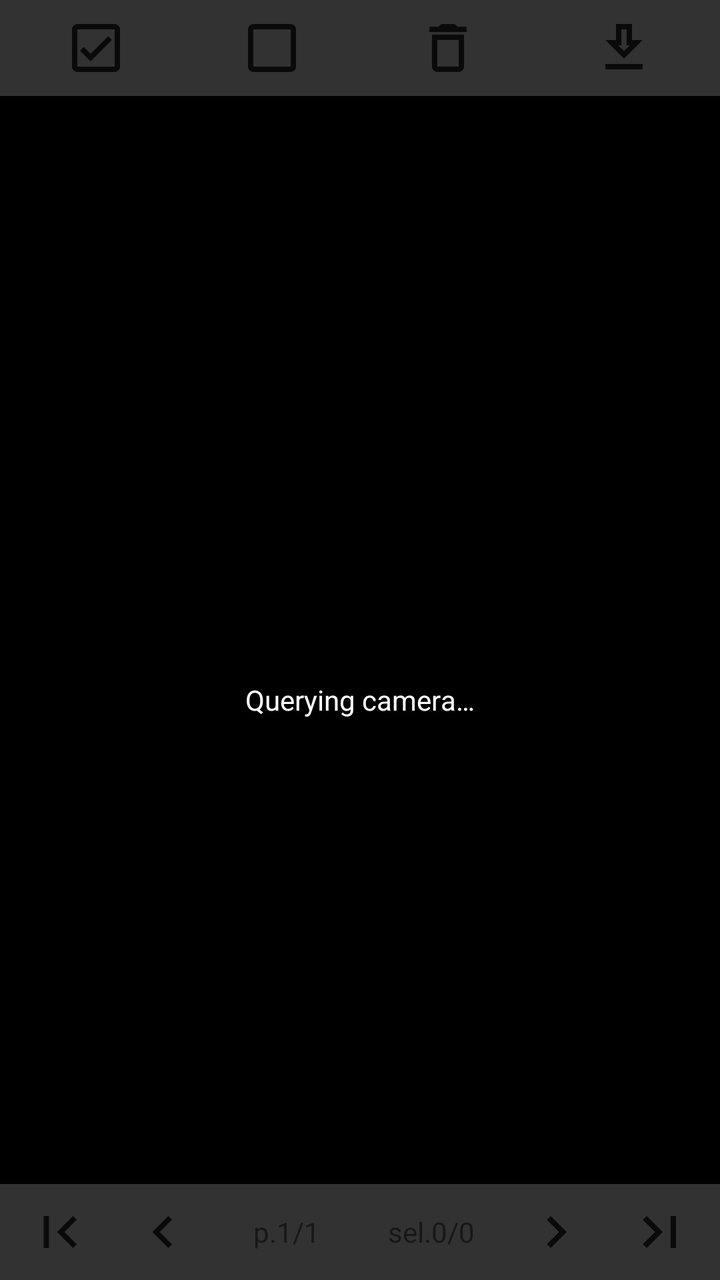
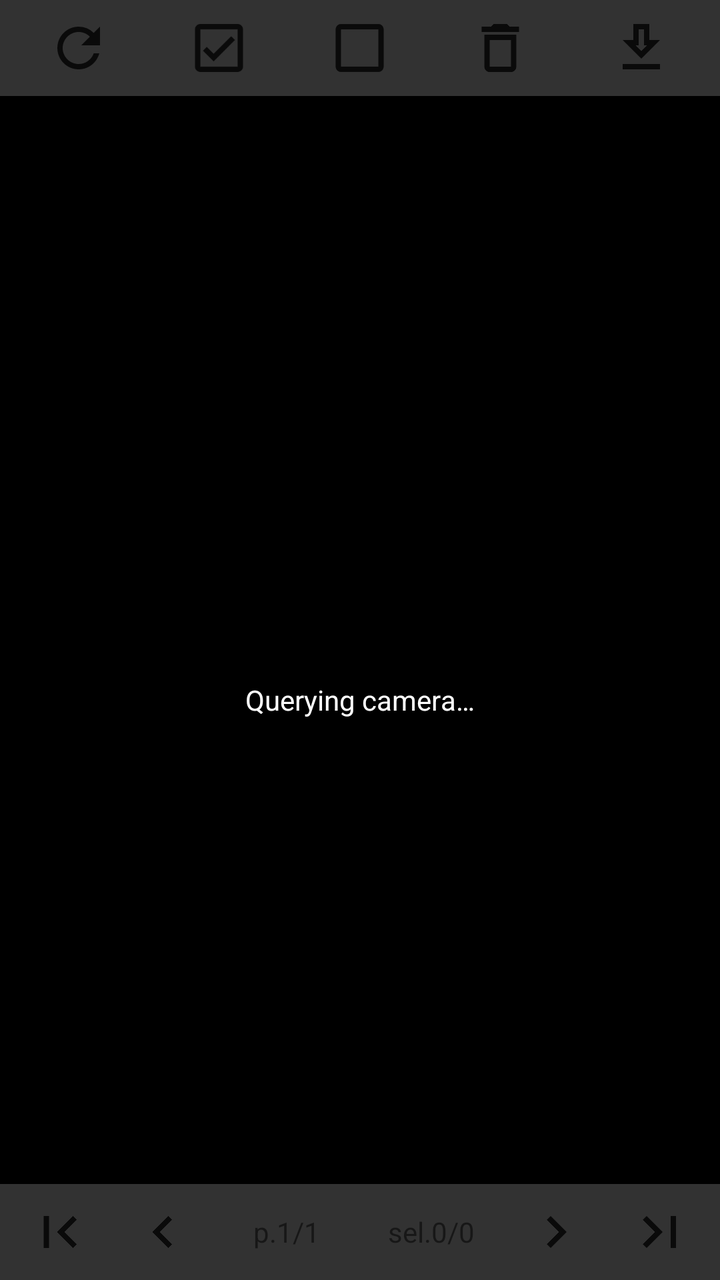

An Android layout rendered at two revisions. The XML below is the earlier revision; the diff shows what the commit changed to produce the second picture.
<!-- AndroidManifest.xml: application theme android:Theme.Material.Light -->
<!-- res/layout/activity_gallery.xml -->
<?xml version="1.0" encoding="utf-8"?>
<FrameLayout xmlns:android="http://schemas.android.com/apk/res/android"
    android:layout_width="match_parent"
    android:layout_height="match_parent">

    <LinearLayout
        android:orientation="vertical"
        android:layout_width="match_parent"
        android:layout_height="match_parent">

        
        <LinearLayout
            android:id="@+id/topBar"
            android:orientation="horizontal"
            android:layout_width="match_parent"
            android:layout_height="wrap_content"
            android:padding="4dp">

            <ImageButton android:id="@+id/btnSelectAll"
                android:src="@drawable/ic_check_box"
                android:contentDescription="@string/act_select_all"
                style="@style/GalleryActionButton" />
            <ImageButton android:id="@+id/btnDeselect"
                android:src="@drawable/ic_check_box_outline_blank"
                android:contentDescription="@string/act_deselect"
                style="@style/GalleryActionButton" />
            <ImageButton android:id="@+id/btnDelete"
                android:src="@drawable/ic_delete"
                android:contentDescription="@string/act_delete"
                style="@style/GalleryActionButton" />
            <ImageButton android:id="@+id/btnDownload"
                android:src="@drawable/ic_download"
                android:contentDescription="@string/act_download"
                style="@style/GalleryActionButton" />
        </LinearLayout>

        
        <androidx.recyclerview.widget.RecyclerView
            android:id="@+id/grid"
            android:layout_width="match_parent"
            android:layout_height="0dp"
            android:layout_weight="1"
            android:background="#000000"
            android:padding="@dimen/grid_outer_border"
            android:clipToPadding="false" />

        
        <LinearLayout
            android:id="@+id/bottomBar"
            android:orientation="horizontal"
            android:gravity="center_vertical"
            android:layout_width="match_parent"
            android:layout_height="wrap_content"
            android:padding="4dp">

            <ImageButton android:id="@+id/btnFirst"
                android:src="@drawable/ic_first_page"
                style="@style/GalleryNavButton" />
            <ImageButton android:id="@+id/btnPrev"
                android:src="@drawable/ic_chevron_left"
                style="@style/GalleryNavButton" />

            <TextView android:id="@+id/lblPage"
                android:text="p.1/1"
                android:gravity="center"
                android:layout_width="0dp"
                android:layout_height="wrap_content"
                android:layout_weight="1.4" />
            <TextView android:id="@+id/lblSel"
                android:text="sel.0/0"
                android:gravity="center"
                android:layout_width="0dp"
                android:layout_height="wrap_content"
                android:layout_weight="1.4" />

            <ImageButton android:id="@+id/btnNext"
                android:src="@drawable/ic_chevron_right"
                style="@style/GalleryNavButton" />
            <ImageButton android:id="@+id/btnLast"
                android:src="@drawable/ic_last_page"
                style="@style/GalleryNavButton" />
        </LinearLayout>
    </LinearLayout>

    
    <LinearLayout
        android:id="@+id/loadingOverlay"
        android:orientation="vertical"
        android:gravity="center"
        android:layout_width="match_parent"
        android:layout_height="match_parent"
        android:background="#CC000000"
        android:clickable="true"
        android:focusable="true">

        <ProgressBar
            android:layout_width="wrap_content"
            android:layout_height="wrap_content" />
        <TextView android:id="@+id/loadingText"
            android:text="@string/loading_query"
            android:textColor="#FFFFFF"
            android:paddingTop="12dp"
            android:layout_width="wrap_content"
            android:layout_height="wrap_content" />
    </LinearLayout>
</FrameLayout>
<!-- resources referenced by this layout -->
<resources>
  <dimen name="grid_outer_border">8dp</dimen>
  <!-- drawable ic_check_box_outline_blank (drawable) -->
  <vector xmlns:android="http://schemas.android.com/apk/res/android"
      android:width="24dp" android:height="24dp"
      android:viewportWidth="24" android:viewportHeight="24">
      <path android:pathData="M19 5v14H5V5h14m0-2H5c-1.1 0-2 .9-2 2v14c0 1.1.9 2 2 2h14c1.1 0 2-.9 2-2V5c0-1.1-.9-2-2-2z"
          android:fillColor="#FF1F1F1F"/>
  </vector>
  <!-- drawable ic_chevron_left (drawable) -->
  <vector xmlns:android="http://schemas.android.com/apk/res/android"
      android:width="24dp" android:height="24dp"
      android:viewportWidth="24" android:viewportHeight="24">
      <path android:pathData="M15.41 7.41 14 6l-6 6 6 6 1.41-1.41L10.83 12l4.58-4.59z" android:fillColor="#FF1F1F1F"/>
  </vector>
  <!-- drawable ic_chevron_right (drawable) -->
  <vector xmlns:android="http://schemas.android.com/apk/res/android"
      android:width="24dp" android:height="24dp"
      android:viewportWidth="24" android:viewportHeight="24">
      <path android:pathData="M10 6 8.59 7.41 13.17 12l-4.58 4.59L10 18l6-6-6-6z" android:fillColor="#FF1F1F1F"/>
  </vector>
  <!-- drawable ic_delete (drawable) -->
  <vector xmlns:android="http://schemas.android.com/apk/res/android"
      android:width="24dp" android:height="24dp"
      android:viewportWidth="24" android:viewportHeight="24">
      <path android:pathData="M16 9v10H8V9h8m-1.5-6h-5l-1 1H5v2h14V4h-3.5l-1-1zM18 7H6v12c0 1.1.9 2 2 2h8c1.1 0 2-.9 2-2V7z" android:fillColor="#FF1F1F1F"/>
  </vector>
  <!-- drawable ic_download (drawable) -->
  <vector xmlns:android="http://schemas.android.com/apk/res/android"
      android:width="24dp" android:height="24dp"
      android:viewportWidth="24" android:viewportHeight="24">
      <path android:pathData="M19 9h-4V3H9v6H5l7 7 7-7zm-8 2V5h2v6h1.17L12 13.17 9.83 11H11zm-6 7h14v2H5z" android:fillColor="#FF1F1F1F"/>
  </vector>
  <!-- drawable ic_first_page (drawable) -->
  <vector xmlns:android="http://schemas.android.com/apk/res/android"
      android:width="24dp" android:height="24dp"
      android:viewportWidth="24" android:viewportHeight="24">
      <path android:pathData="M18.41 16.59 13.82 12l4.59-4.59L17 6l-6 6 6 6 1.41-1.41zM6 6h2v12H6V6z" android:fillColor="#FF1F1F1F"/>
  </vector>
  <!-- drawable ic_last_page (drawable) -->
  <vector xmlns:android="http://schemas.android.com/apk/res/android"
      android:width="24dp" android:height="24dp"
      android:viewportWidth="24" android:viewportHeight="24">
      <path android:pathData="M5.59 7.41 10.18 12l-4.59 4.59L7 18l6-6-6-6-1.41 1.41zM16 6h2v12h-2V6z" android:fillColor="#FF1F1F1F"/>
  </vector>
  <string name="act_delete">Delete selected</string>
  <string name="act_deselect">Deselect images</string>
  <string name="act_download">Download selected</string>
  <string name="act_select_all">Select images</string>
  <string name="loading_query">Querying camera…</string>
  <style name="GalleryNavButton" parent="GalleryActionButton">
          <item name="android:layout_weight">1</item>
      </style>
  <!-- unchanged entries left out for length: 2 -->
</resources>

<!-- the commit's change to res/layout/activity_gallery.xml (unified diff, before → after) -->
@@ -16,6 +16,10 @@
             android:layout_height="wrap_content"
             android:padding="4dp">
 
+            <ImageButton android:id="@+id/btnRefresh"
+                android:src="@drawable/ic_refresh"
+                android:contentDescription="@string/act_refresh"
+                style="@style/GalleryActionButton" />
             <ImageButton android:id="@+id/btnSelectAll"
                 android:src="@drawable/ic_check_box"
                 android:contentDescription="@string/act_select_all"
@@ -34,7 +38,6 @@
                 style="@style/GalleryActionButton" />
         </LinearLayout>
 
-        
         <androidx.recyclerview.widget.RecyclerView
             android:id="@+id/grid"
             android:layout_width="match_parent"
@@ -44,7 +47,6 @@
             android:padding="@dimen/grid_outer_border"
             android:clipToPadding="false" />
 
-        
         <LinearLayout
             android:id="@+id/bottomBar"
             android:orientation="horizontal"
@@ -82,7 +84,6 @@
         </LinearLayout>
     </LinearLayout>
 
-    
     <LinearLayout
         android:id="@+id/loadingOverlay"
         android:orientation="vertical"
<!-- resource entries referenced after the edit -->
@@ -44,9 +44,17 @@
       android:viewportWidth="24" android:viewportHeight="24">
       <path android:pathData="M5.59 7.41 10.18 12l-4.59 4.59L7 18l6-6-6-6-1.41 1.41zM16 6h2v12h-2V6z" android:fillColor="#FF1F1F1F"/>
   </vector>
+  <!-- drawable ic_refresh (drawable) -->
+  <vector xmlns:android="http://schemas.android.com/apk/res/android"
+      android:width="24dp" android:height="24dp"
+      android:viewportWidth="24" android:viewportHeight="24">
+      <path android:pathData="M17.65 6.35A7.958 7.958 0 0 0 12 4c-4.42 0-7.99 3.58-7.99 8s3.57 8 7.99 8c3.73 0 6.84-2.55 7.73-6h-2.08A5.99 5.99 0 0 1 12 18c-3.31 0-6-2.69-6-6s2.69-6 6-6c1.66 0 3.14.69 4.22 1.78L13 11h7V4l-2.35 2.35z"
+          android:fillColor="#FF1F1F1F"/>
+  </vector>
   <string name="act_delete">Delete selected</string>
   <string name="act_deselect">Deselect images</string>
   <string name="act_download">Download selected</string>
+  <string name="act_refresh">Refresh</string>
   <string name="act_select_all">Select images</string>
   <string name="loading_query">Querying camera…</string>
   <style name="GalleryNavButton" parent="GalleryActionButton">
